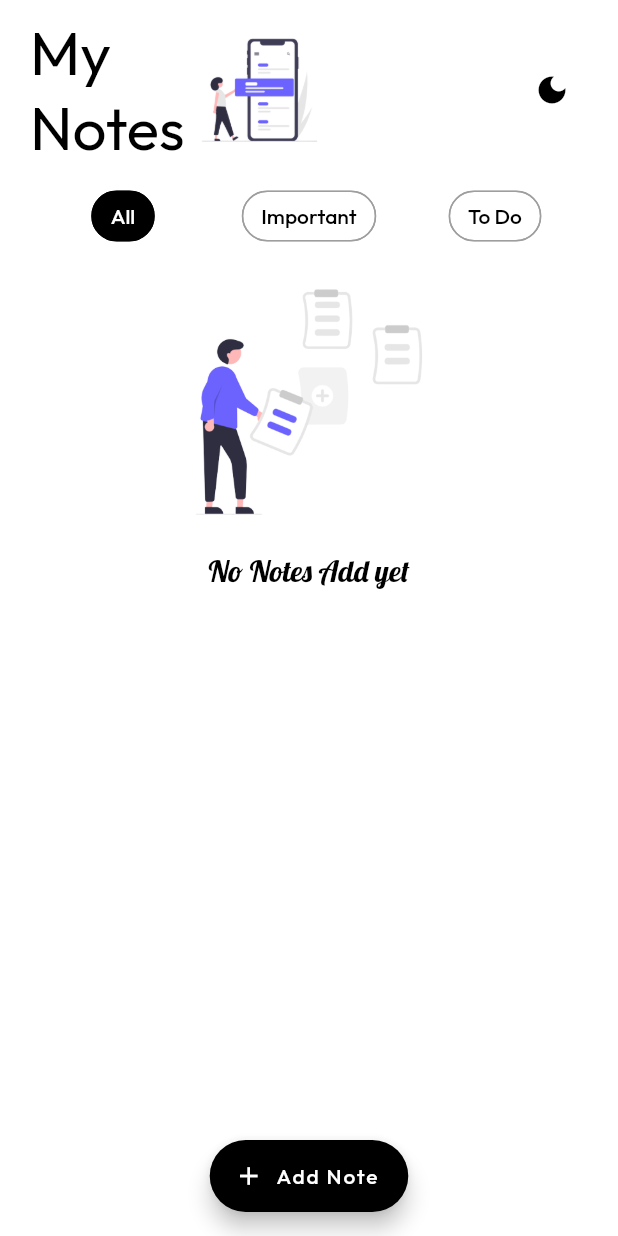
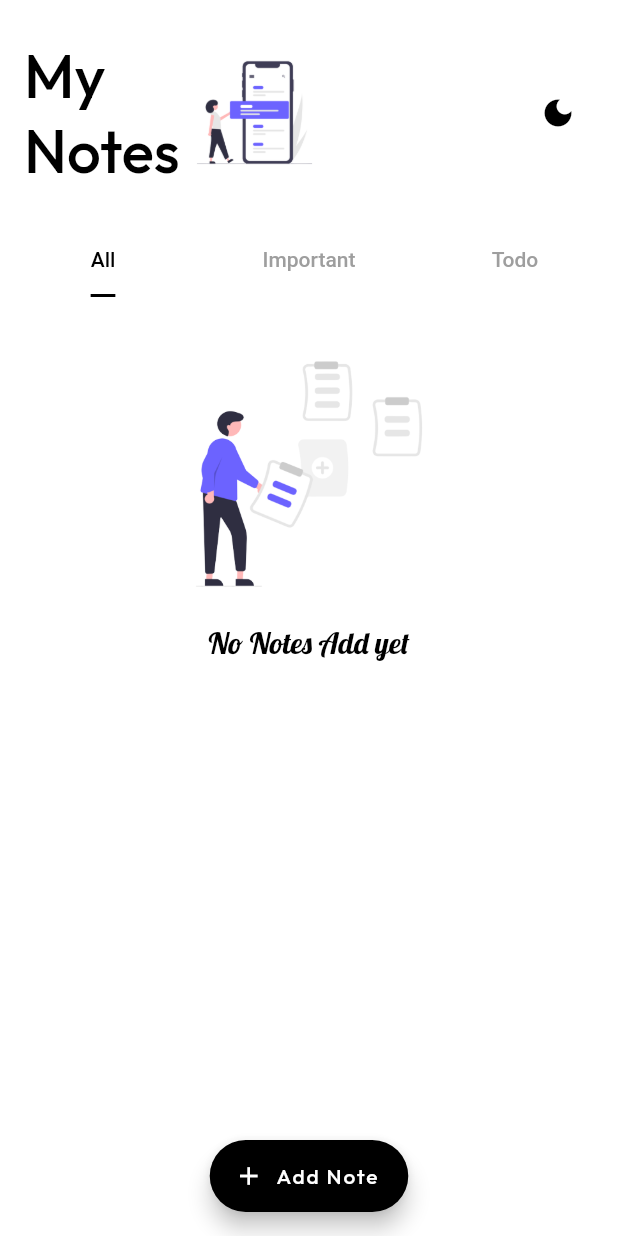
Before and after one commit to aymanattieh77/note_flutter, a Flutter app: the screen it shows after launch, on a phone screen of 412 x 824 dp. Run offline on Flutter 3.47's test engine with Material 2 defaults, Android fonts, the light colour scheme and no system bars; our stand-ins replace bloc, flutter_bloc, flutter_slidable, google_fonts, page_transition, shared_preferences and 1 more; accounts and stored records are empty.

Commit message:
we add tabbar in home screen and add filter notes cubits

```diff
--- /dev/null
+++ b/lib/controller/notes/filter_note_cubit/filter_cubit.dart
@@ -0,0 +1,9 @@
+import 'package:flutter_bloc/flutter_bloc.dart';
+
+class FilterNotesCubit extends Cubit<int> {
+  FilterNotesCubit(super.initialState);
+
+  onTabChange(int value) {
+    emit(value);
+  }
+}
--- a/lib/main.dart
+++ b/lib/main.dart
@@ -3,6 +3,7 @@ import 'package:flutter/material.dart';
 import 'package:flutter_bloc/flutter_bloc.dart';
 
 import 'package:todo/controller/notes/cubit/note_cubit.dart';
+import 'package:todo/controller/notes/filter_note_cubit/filter_cubit.dart';
 import 'package:todo/controller/simple_bloc_observer.dart';
 import 'package:todo/controller/theme/theme_cache.dart';
 import 'package:todo/data/database/note_database.dart';
@@ -21,6 +22,9 @@ void main() async {
     providers: [
       BlocProvider(
         create: (ctx) => NoteCubit(),
+      ),
+      BlocProvider(
+        create: (ctx) => FilterNotesCubit(0),
       ),
       BlocProvider(
         create: (ctx) => ThemeCubit(isDark ? ThemeMode.dark : ThemeMode.light),
--- a/lib/views/screens/homepage/home_screen.dart
+++ b/lib/views/screens/homepage/home_screen.dart
@@ -4,6 +4,7 @@ import 'package:flutter_bloc/flutter_bloc.dart';
 import 'package:page_transition/page_transition.dart';
 
 import 'package:todo/controller/notes/cubit/note_cubit.dart';
+import 'package:todo/controller/notes/filter_note_cubit/filter_cubit.dart';
 import 'package:todo/views/components/note_alert.dart';
 
 import 'package:todo/views/screens/homepage/widgets/empty_note.dart';
@@ -17,7 +18,6 @@ import '../../../data/models/note.dart';
 import '../../components/note_card.dart';
 import '../../constants/constants.dart';
 
-import 'widgets/filter_chip.dart';
 import 'widgets/note_float_action_btn.dart';
 
 class HomeScreen extends StatefulWidget {
@@ -28,11 +28,10 @@ class HomeScreen extends StatefulWidget {
 }
 
 class _HomeScreenState extends State<HomeScreen> {
-  //all   //important // to do
-  List<bool> isSelected = [true, false, false];
   List<Note> notes = [];
   List<Note> importantNotes = [];
   List<Note> todoNotes = [];
+
   @override
   void initState() {
     super.initState();
@@ -41,28 +40,49 @@ class _HomeScreenState extends State<HomeScreen> {
 
   @override
   Widget build(BuildContext context) {
-    return Scaffold(
-      body: SafeArea(
-        child: Container(
-          padding: const EdgeInsets.symmetric(horizontal: 20, vertical: 10),
-          width: double.infinity,
-          child: Column(
-            crossAxisAlignment: CrossAxisAlignment.start,
-            children: [
-              _titleNote(context),
-              const SizedBox(height: 10),
-              _rowNotes(),
-              blocNote(),
+    return DefaultTabController(
+      length: 3,
+      child: Scaffold(
+        appBar: AppBar(
+          elevation: 0.0,
+          toolbarHeight: 150,
+          title: _titleNote(context),
+          bottom: TabBar(
+            labelColor: Theme.of(context).primaryColor,
+            unselectedLabelColor: Colors.grey,
+            indicatorColor: Theme.of(context).primaryColor,
+            indicatorSize: TabBarIndicatorSize.label,
+            onTap: BlocProvider.of<FilterNotesCubit>(context).onTabChange,
+            tabs: const [
+              Tab(text: 'All'),
+              Tab(text: 'Important'),
+              Tab(text: 'Todo'),
             ],
           ),
         ),
+        body: BlocBuilder<FilterNotesCubit, int>(
+          builder: (context, state) {
+            return Padding(
+              padding: const EdgeInsets.all(8.0),
+              child: Column(
+                children: [
+                  const SizedBox(height: 10),
+                  Expanded(
+                    child: blocNote(),
+                  ),
+                ],
+              ),
+            );
+          },
         ),
         floatingActionButton: NoteFloatActionButton(press: goToEditScreen),
         floatingActionButtonLocation: FloatingActionButtonLocation.centerFloat,
+      ),
     );
   }
 
   Widget blocNote() {
+    final val = BlocProvider.of<FilterNotesCubit>(context).state;
     return BlocBuilder<NoteCubit, NoteState>(
       builder: (context, state) {
         if (state is NoteLoaded) {
@@ -70,7 +90,12 @@ class _HomeScreenState extends State<HomeScreen> {
           importantNotes =
               notes.where((note) => note.isImportant == 1).toList();
           todoNotes = notes.where((note) => note.isTodo == 1).toList();
-          return notes.isNotEmpty ? noteList(filterNotes()) : const EmptyNote();
+          final filterNotes = val == 0
+              ? notes
+              : val == 1
+                  ? importantNotes
+                  : todoNotes;
+          return notes.isNotEmpty ? noteList(filterNotes) : const EmptyNote();
         } else if (state is NoteFailure) {
           return NoteAlert(error: state.error);
         } else {
@@ -86,23 +111,14 @@ class _HomeScreenState extends State<HomeScreen> {
       PageTransition(
         child: const NoteEditScreen(),
         type: PageTransitionType.bottomToTop,
-        ));
-  }
-
-  List<Note> filterNotes() {
-    if (isSelected[0] == true) {
-      return notes;
-    } else if (isSelected[1] == true) {
-      return importantNotes;
-    } else {
-      return todoNotes;
-    }
+      ),
+    );
   }
 
   Widget noteList(List<Note> notes) {
-    return Expanded(
-      child: ListView.separated(
+    return ListView.separated(
       physics: const BouncingScrollPhysics(),
+      shrinkWrap: true,
       itemCount: notes.length,
       itemBuilder: (context, index) {
         final note = notes[index];
@@ -114,7 +130,6 @@ class _HomeScreenState extends State<HomeScreen> {
       separatorBuilder: (context, index) {
         return const SizedBox(height: 10);
       },
-      ),
     );
   }
 
@@ -128,31 +143,6 @@ class _HomeScreenState extends State<HomeScreen> {
     } else {
       return cardNoteColor;
     }
-  }
-
-  Widget _rowNotes() {
-    return Row(
-      children: [
-        _chip('All', 0),
-        _chip('Important', 1),
-        _chip('To Do', 2),
-      ],
-    );
-  }
-
-  Widget _chip(String label, int index) {
-    return NoteChip(
-      index: index,
-      isSelect: isSelected,
-      label: label,
-      press: () {
-        setState(() {
-          for (var i = 0; i < isSelected.length; i++) {
-            isSelected[i] = i == index;
-          }
-        });
-      },
-    );
   }
 
   Widget _titleNote(BuildContext context) {
--- a/lib/views/screens/homepage/widgets/filter_chip.dart
+++ /dev/null
@@ -1,40 +0,0 @@
-// ignore_for_file: public_member_api_docs, sort_constructors_first
-import 'package:flutter/material.dart';
-
-import 'package:todo/views/constants/style.dart';
-
-class NoteChip extends StatelessWidget {
-  const NoteChip({
-    Key? key,
-    required this.index,
-    required this.isSelect,
-    required this.label,
-    required this.press,
-  }) : super(key: key);
-  final int index;
-  final List<bool> isSelect;
-  final String label;
-  final Function() press;
-  @override
-  Widget build(BuildContext context) {
-    return Expanded(
-      child: ActionChip(
-        label: Text(
-          label,
-          style: textbodyStyle.copyWith(
-            color: isSelect[index]
-                ? Theme.of(context).canvasColor
-                : Theme.of(context).primaryColor,
-          ),
-        ),
-        backgroundColor: isSelect[index]
-            ? Theme.of(context).primaryColor
-            : Theme.of(context).canvasColor,
-        side: BorderSide(
-          color: isSelect[index] ? Theme.of(context).primaryColor : Colors.grey,
-        ),
-        onPressed: press,
-      ),
-    );
-  }
-}
--- a/lib/views/screens/note_edit_page/note_edit_screen.dart
+++ b/lib/views/screens/note_edit_page/note_edit_screen.dart
@@ -95,8 +95,8 @@ class _NoteEditScreenState extends State<NoteEditScreen> {
       child: ElevatedButton(
         onPressed: widget.note == null ? createNote : updateNote,
         style: ElevatedButton.styleFrom(
-          primary: Theme.of(context).primaryColor,
-          onPrimary: Theme.of(context).canvasColor,
+          foregroundColor: Theme.of(context).canvasColor,
+          backgroundColor: Theme.of(context).primaryColor,
         ),
         child: const Text('Save Note'),
       ),
```
Lines whose indentation alone changed are shown as unchanged.
